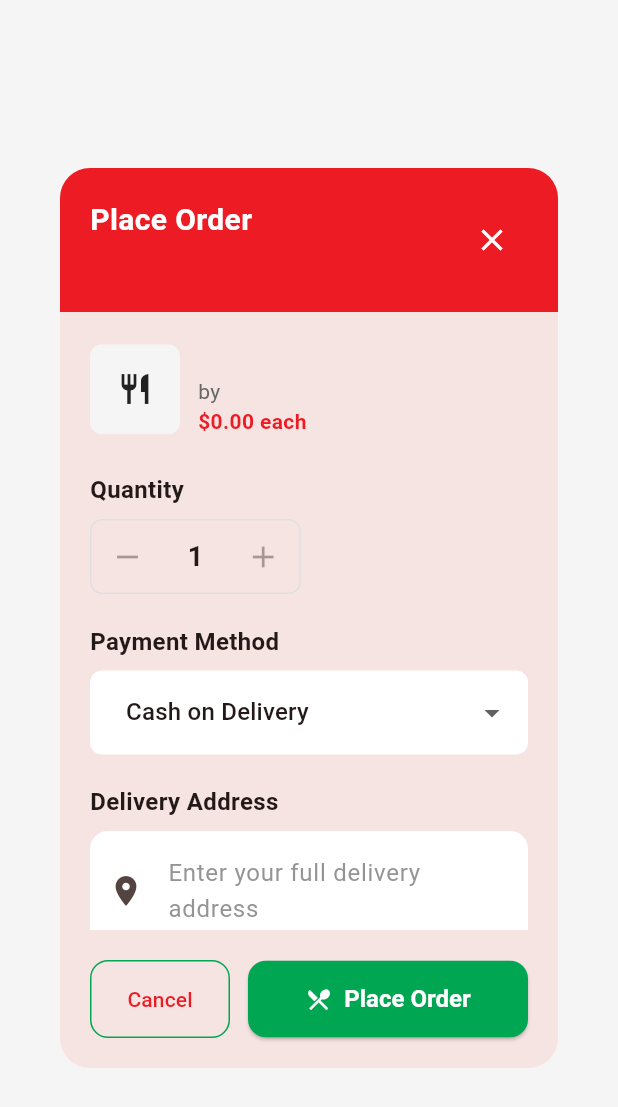
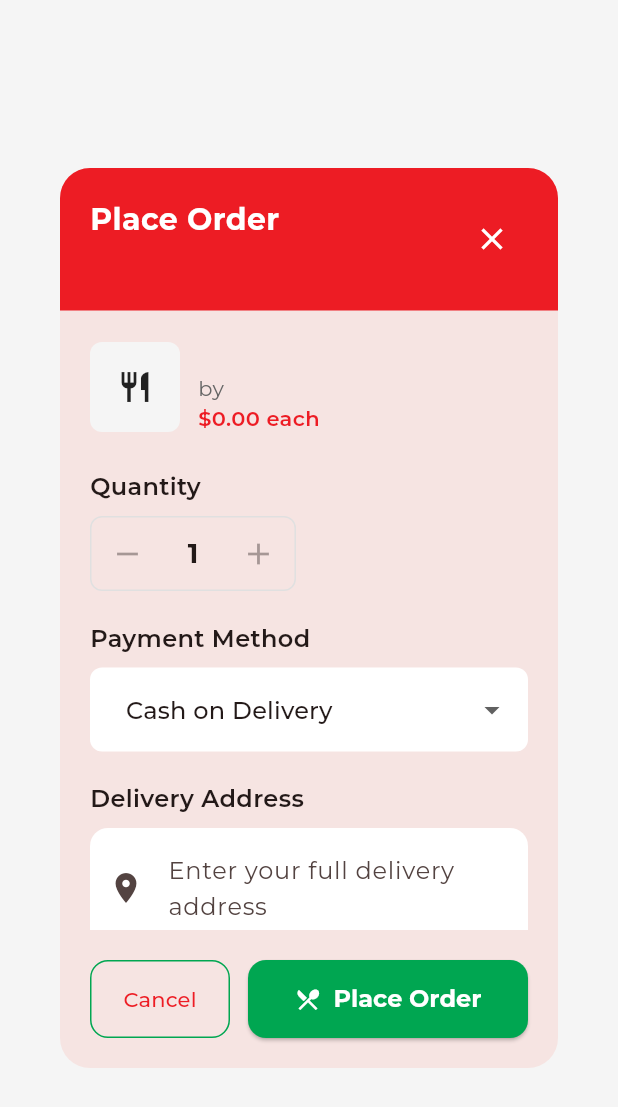
Before and after one commit to bobflay/tabkhago_mobile, a Flutter app: the OrderDialog widget shown alone on an empty page, opened directly with empty values, on a phone screen of 412 x 824 dp. Shown: the top 1107 px of the screen. Run offline on Flutter 3.47's test engine with Material 3 defaults, Android fonts, the light colour scheme and no system bars; our stand-ins replace google_fonts, shared_preferences; accounts and stored records are empty; network calls fail.

Commit message:
Modified OrderSuccessDialog for font family

```diff
--- a/lib/screens/home_screen.dart
+++ b/lib/screens/home_screen.dart
@@ -650,7 +650,7 @@
                 'TabkhaGo',
                 style: GoogleFonts.montserrat(
                   fontSize: 32,
-                  fontWeight: FontWeight.bold,
+                  fontWeight: FontWeight.w600,
                   color: AppTheme.textDark,
                 ),
               ),
--- a/lib/screens/register_screen.dart
+++ b/lib/screens/register_screen.dart
@@ -300,7 +300,7 @@
                 mainAxisAlignment: MainAxisAlignment.center,
                 children: [
                   Text(
-                    'Already have an account? ',
+                    'Already have an account?',
                     style: GoogleFonts.montserrat(
                       color: AppTheme.textLight,
                     ),
--- a/lib/widgets/order_dialog.dart
+++ b/lib/widgets/order_dialog.dart
@@ -1,4 +1,5 @@
 import 'package:flutter/material.dart';
+import 'package:google_fonts/google_fonts.dart';
 import '../models/dish.dart';
 import '../models/order.dart';
 import '../services/order_service.dart';
@@ -43,7 +44,14 @@
   void _showSnackBar(String message, {bool isError = true}) {
     ScaffoldMessenger.of(context).showSnackBar(
       SnackBar(
-        content: Text(message),
+        content: Text(
+          message,
+          style: GoogleFonts.montserrat(
+            color: Colors.white,
+            fontWeight: FontWeight.w500,
+            fontSize: 16,
+          ),
+        ),
         backgroundColor: isError ? Colors.red : AppTheme.lebanonGreen,
         duration: Duration(seconds: isError ? 4 : 2),
       ),
@@ -74,10 +82,7 @@
 
       if (mounted) {
         if (result['success']) {
-          // Close the order dialog first
           Navigator.pop(context, true);
-
-          // Show success animation if order object is available
           if (result['order'] != null) {
             _showSuccessAnimation(result['order']);
           } else {
@@ -131,7 +136,7 @@
                       children: [
                         Text(
                           'Place Order',
-                          style: const TextStyle(
+                          style: GoogleFonts.montserrat(
                             fontSize: 20,
                             fontWeight: FontWeight.bold,
                             color: Colors.white,
@@ -140,7 +145,7 @@
                         const SizedBox(height: 4),
                         Text(
                           widget.dish.name,
-                          style: const TextStyle(
+                          style: GoogleFonts.montserrat(
                             fontSize: 16,
                             color: Colors.white70,
                           ),
@@ -196,21 +201,21 @@
                                   children: [
                                     Text(
                                       widget.dish.name,
-                                  style: const TextStyle(
+                                      style: GoogleFonts.montserrat(
                                         fontSize: 16,
                                         fontWeight: FontWeight.bold,
                                       ),
                                     ),
                                     Text(
                                       'by ${widget.dish.mother.kitchenName}',
-                                  style: TextStyle(
+                                      style: GoogleFonts.montserrat(
                                         fontSize: 14,
                                         color: AppTheme.textLight,
                                       ),
                                     ),
                                     Text(
                                       '\$${widget.dish.priceAsDouble.toStringAsFixed(2)} each',
-                                  style: const TextStyle(
+                                      style: GoogleFonts.montserrat(
                                         fontSize: 14,
                                         fontWeight: FontWeight.w600,
                                         color: AppTheme.lebanonRed,
@@ -224,13 +229,14 @@
                           const SizedBox(height: 24),
 
                           // Quantity
-                      const Text(
+                          Text(
                             'Quantity',
-                        style: TextStyle(
+                            style: GoogleFonts.montserrat(
                               fontSize: 16,
                               fontWeight: FontWeight.w600,
                             ),
                           ),
+
                           const SizedBox(height: 8),
                           Container(
                             decoration: BoxDecoration(
@@ -250,7 +256,7 @@
                                   padding: const EdgeInsets.symmetric(horizontal: 16),
                                   child: Text(
                                     '$_quantity',
-                                style: const TextStyle(
+                                    style: GoogleFonts.montserrat(
                                       fontSize: 18,
                                       fontWeight: FontWeight.bold,
                                     ),
@@ -268,13 +274,14 @@
                           const SizedBox(height: 20),
 
                           // Payment Method
-                      const Text(
+                          Text(
                             'Payment Method',
-                        style: TextStyle(
+                            style: GoogleFonts.montserrat(
                               fontSize: 16,
                               fontWeight: FontWeight.w600,
                             ),
                           ),
+
                           const SizedBox(height: 8),
                           DropdownButtonFormField<String>(
                             value: _paymentMethod,
@@ -289,7 +296,10 @@
                             items: _paymentMethods.map((method) {
                               return DropdownMenuItem(
                                 value: method,
-                            child: Text(method),
+                                child: Text(
+                                  method,
+                                  style: GoogleFonts.montserrat(),
+                                ),
                               );
                             }).toList(),
                             onChanged: (value) {
@@ -301,19 +311,21 @@
                           const SizedBox(height: 20),
 
                           // Delivery Address
-                      const Text(
+                          Text(
                             'Delivery Address',
-                        style: TextStyle(
+                            style: GoogleFonts.montserrat(
                               fontSize: 16,
                               fontWeight: FontWeight.w600,
                             ),
                           ),
+
                           const SizedBox(height: 8),
                           TextFormField(
                             controller: _addressController,
-                        decoration: const InputDecoration(
+                            decoration: InputDecoration(
                               hintText: 'Enter your full delivery address',
-                          prefixIcon: Icon(Icons.location_on),
+                              prefixIcon: const Icon(Icons.location_on),
+                              hintStyle: GoogleFonts.montserrat(),
                             ),
                             maxLines: 2,
                             validator: (value) {
@@ -325,13 +337,14 @@
                               }
                               return null;
                             },
+                            style: GoogleFonts.montserrat(),
                           ),
                           const SizedBox(height: 20),
 
                           // Notes (Optional)
-                      const Text(
+                          Text(
                             'Special Instructions (Optional)',
-                        style: TextStyle(
+                            style: GoogleFonts.montserrat(
                               fontSize: 16,
                               fontWeight: FontWeight.w600,
                             ),
@@ -339,11 +352,13 @@
                           const SizedBox(height: 8),
                           TextFormField(
                             controller: _notesController,
-                        decoration: const InputDecoration(
+                            decoration: InputDecoration(
                               hintText: 'Any special instructions for the cook or delivery',
-                          prefixIcon: Icon(Icons.note),
+                              prefixIcon: const Icon(Icons.note),
+                              hintStyle: GoogleFonts.montserrat(),
                             ),
                             maxLines: 2,
+                            style: GoogleFonts.montserrat(),
                           ),
                           const SizedBox(height: 24),
 
@@ -360,16 +375,16 @@
                             child: Row(
                               mainAxisAlignment: MainAxisAlignment.spaceBetween,
                               children: [
-                            const Text(
+                                Text(
                                   'Total:',
-                              style: TextStyle(
+                                  style: GoogleFonts.montserrat(
                                     fontSize: 18,
                                     fontWeight: FontWeight.bold,
                                   ),
                                 ),
                                 Text(
                                   '\$${totalPrice.toStringAsFixed(2)}',
-                              style: const TextStyle(
+                                  style: GoogleFonts.montserrat(
                                     fontSize: 20,
                                     fontWeight: FontWeight.bold,
                                     color: AppTheme.lebanonGreen,
@@ -392,9 +407,7 @@
                 children: [
                   Expanded(
                     child: OutlinedButton(
-                      onPressed: _isLoading
-                          ? null
-                          : () => Navigator.pop(context),
+                      onPressed: _isLoading ? null : () => Navigator.pop(context),
                       style: OutlinedButton.styleFrom(
                         foregroundColor: _isLoading ? Colors.grey : null,
                         side: BorderSide(
@@ -405,7 +418,10 @@
                           borderRadius: BorderRadius.circular(12),
                         ),
                       ),
-                      child: const Text('Cancel'),
+                      child: Text(
+                        'Cancel',
+                        style: GoogleFonts.montserrat(),
+                      ),
                     ),
                   ),
                   const SizedBox(width: 12),
@@ -414,9 +430,8 @@
                     child: ElevatedButton.icon(
                       onPressed: _isLoading ? null : _placeOrder,
                       style: ElevatedButton.styleFrom(
-                        backgroundColor: _isLoading
-                            ? Colors.grey
-                            : AppTheme.lebanonGreen,
+                        backgroundColor:
+                            _isLoading ? Colors.grey : AppTheme.lebanonGreen,
                         padding: const EdgeInsets.symmetric(vertical: 16),
                         shape: RoundedRectangleBorder(
                           borderRadius: BorderRadius.circular(12),
@@ -435,7 +450,7 @@
                           : const Icon(Icons.restaurant_menu),
                       label: Text(
                         _isLoading ? 'Placing Order...' : 'Place Order',
-                        style: const TextStyle(
+                        style: GoogleFonts.montserrat(
                           fontSize: 16,
                           fontWeight: FontWeight.bold,
                         ),
```
Lines whose indentation alone changed are shown as unchanged.
